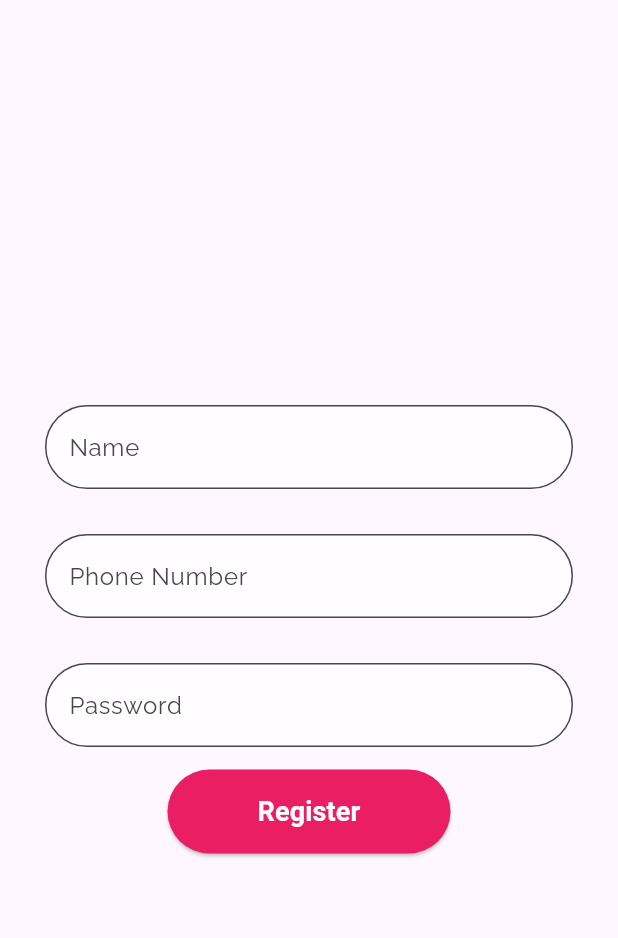
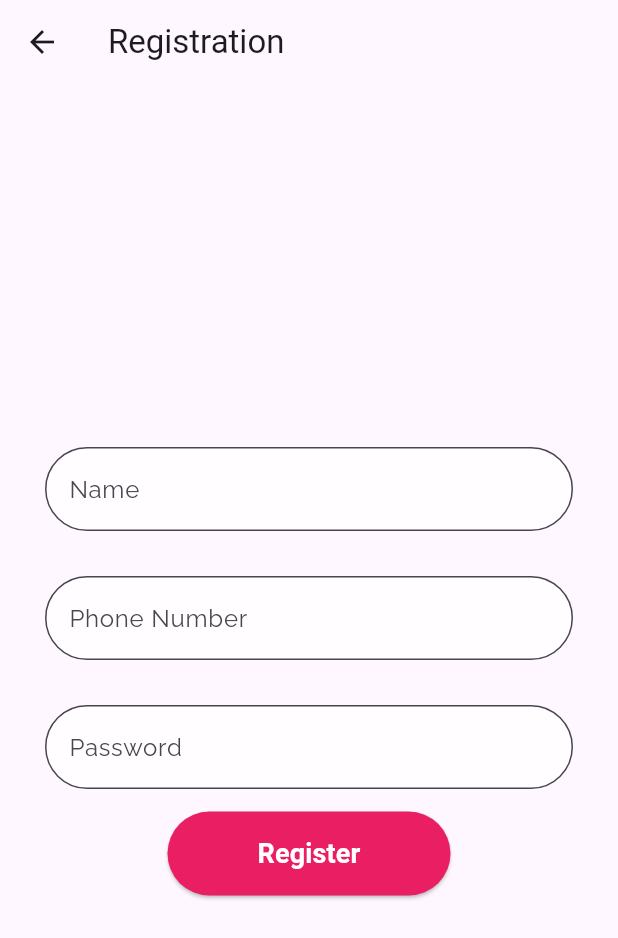
Before and after one commit to NafimAhmed/News_paper_app, a Flutter app: the screen it shows after launch, after a tap on "Create new account", on a phone screen of 412 x 824 dp. Shown: the top 938 px of the screen. Run offline on Flutter 3.47's test engine with Material 2 defaults, Android fonts, the phone set to English and light mode, and no system bars; our stand-ins replace firebase_core, firebase_database, fluttertoast, get, google_fonts, loading_animation_widget and 1 more; accounts and stored records are empty; network calls fail.

Commit message:
all all bug removed

```diff
--- a/lib/login.dart
+++ b/lib/login.dart
@@ -123,12 +123,14 @@ class Loging extends StatelessWidget{
 
                   if(snapshot.value.toString()==passwordController.text.toString()){
 
+                    Navigator.pop(context);
+
 
                     Get.to(HomePage(Name: "${snapshotname.value.toString()}", phone: "${snapshotphone.value.toString()}"),
                         duration: Duration(milliseconds: 500), //duration of transitions, default 1 sec
                         transition: Transition.rightToLeft );
 
-                   // Navigator.pop(context);
+
 
 
                     // Navigator.push(
@@ -222,8 +224,18 @@ class Loging extends StatelessWidget{
             ),
           ),
 
+          SizedBox(
+            height: 40,
+          ),
+
           InkWell(
-            child: Text("Create new account"),
+            child: Text("Create new account",
+            style: GoogleFonts.raleway(
+              fontSize: 18,
+              fontWeight: FontWeight.w400,
+              color: Colors.pink
+            ),
+            ),
             onTap: (){
 
               Get.to(Registration(),
--- a/lib/registration.dart
+++ b/lib/registration.dart
@@ -28,6 +28,9 @@ class Registration extends StatelessWidget{
   Widget build(BuildContext context) {
     // TODO: implement build
     return Scaffold(
+      appBar: AppBar(
+        title: Text("Registration"),
+      ),
       body: Column(
         mainAxisAlignment: MainAxisAlignment.center,
         children: [
--- a/pubspec.yaml
+++ b/pubspec.yaml
@@ -29,6 +29,7 @@ environment:
 # versions available, run `flutter pub outdated`.
 dependencies:
   fluttertoast: ^8.2.1
+  loading_animation_widget: ^1.2.0+4
   firebase_core: ^2.15.0
   firebase_database: ^10.2.4
   firebase_auth: ^4.7.2
```
Also changed, not shown: lib/home_page.dart (+18 -2 lines), pubspec.lock.
